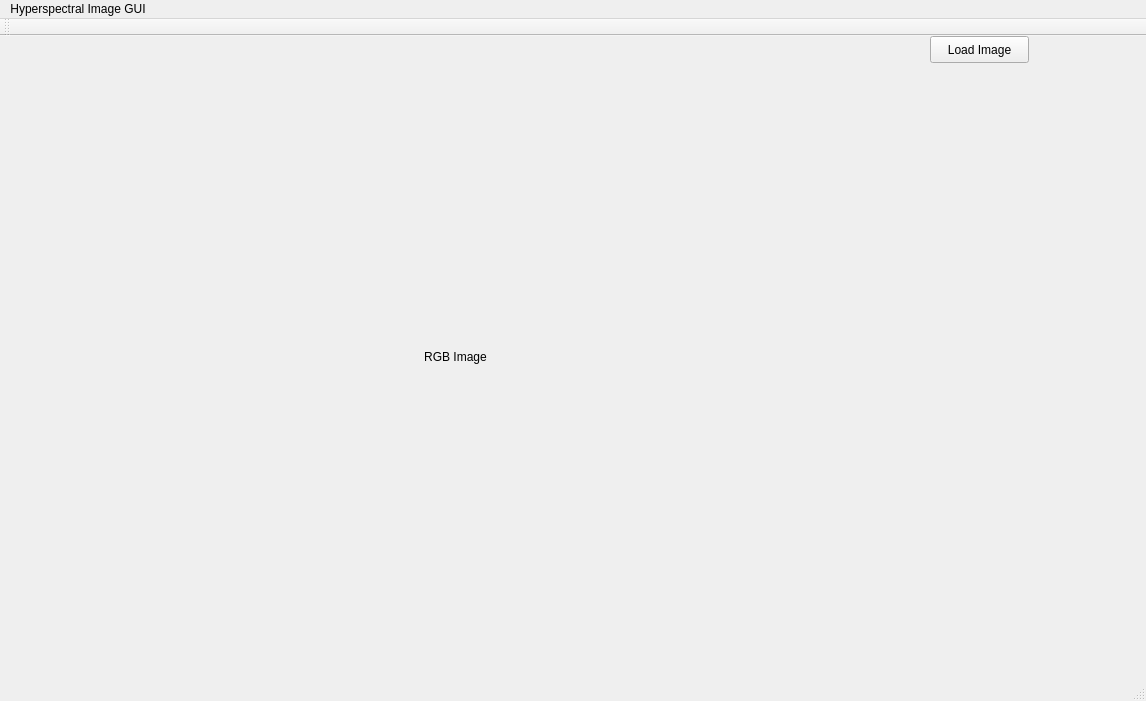
Old version of the form HSI_GUI/mainwindow.ui in the repository shong1/HSIGUI.
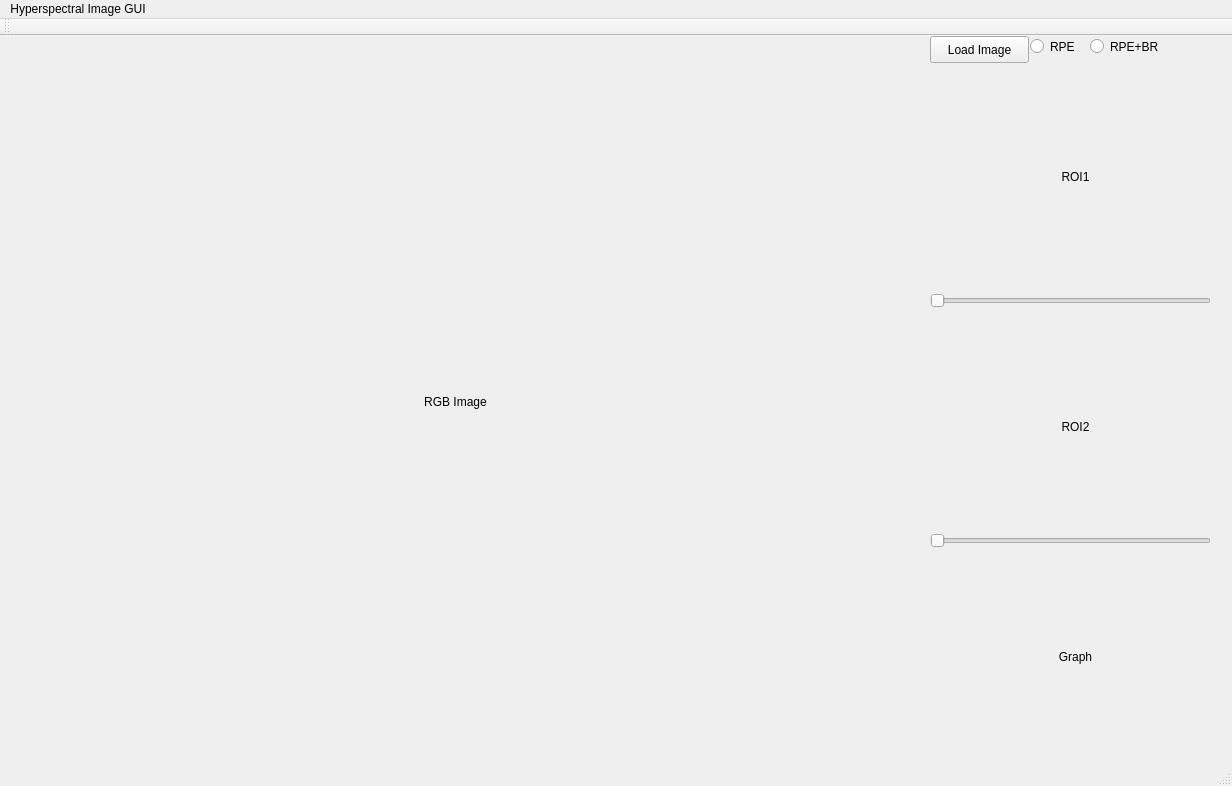
New version of the form.

```diff
--- a/HSI_GUI/mainwindow.ui
+++ b/HSI_GUI/mainwindow.ui
@@ -6,8 +6,8 @@
    <rect>
     <x>0</x>
     <y>0</y>
-    <width>1146</width>
-    <height>701</height>
+    <width>1232</width>
+    <height>786</height>
    </rect>
   </property>
   <property name="windowTitle">
@@ -20,7 +20,7 @@
       <x>10</x>
       <y>10</y>
       <width>891</width>
-      <height>621</height>
+      <height>711</height>
      </rect>
     </property>
     <property name="text">
@@ -43,14 +43,114 @@
      <string>Load Image</string>
     </property>
    </widget>
+   <widget class="QLabel" name="label_ROI_view1">
+    <property name="geometry">
+     <rect>
+      <x>940</x>
+      <y>40</y>
+      <width>271</width>
+      <height>201</height>
+     </rect>
+    </property>
+    <property name="text">
+     <string>ROI1</string>
+    </property>
+    <property name="alignment">
+     <set>Qt::AlignCenter</set>
+    </property>
+   </widget>
+   <widget class="QLabel" name="label_ROI_view2">
+    <property name="geometry">
+     <rect>
+      <x>940</x>
+      <y>290</y>
+      <width>271</width>
+      <height>201</height>
+     </rect>
+    </property>
+    <property name="text">
+     <string>ROI2</string>
+    </property>
+    <property name="alignment">
+     <set>Qt::AlignCenter</set>
+    </property>
+   </widget>
+   <widget class="QSlider" name="horizontalSlider_ROI1">
+    <property name="geometry">
+     <rect>
+      <x>930</x>
+      <y>250</y>
+      <width>281</width>
+      <height>29</height>
+     </rect>
+    </property>
+    <property name="orientation">
+     <enum>Qt::Horizontal</enum>
+    </property>
+   </widget>
+   <widget class="QSlider" name="horizontalSlider_ROI2">
+    <property name="geometry">
+     <rect>
+      <x>930</x>
+      <y>490</y>
+      <width>281</width>
+      <height>29</height>
+     </rect>
+    </property>
+    <property name="orientation">
+     <enum>Qt::Horizontal</enum>
+    </property>
+   </widget>
+   <widget class="QLabel" name="label_graph_view">
+    <property name="geometry">
+     <rect>
+      <x>940</x>
+      <y>520</y>
+      <width>271</width>
+      <height>201</height>
+     </rect>
+    </property>
+    <property name="text">
+     <string>Graph</string>
+    </property>
+    <property name="alignment">
+     <set>Qt::AlignCenter</set>
+    </property>
+   </widget>
+   <widget class="QRadioButton" name="radioButton_RPE">
+    <property name="geometry">
+     <rect>
+      <x>1030</x>
+      <y>0</y>
+      <width>51</width>
+      <height>21</height>
+     </rect>
+    </property>
+    <property name="text">
+     <string>RPE</string>
+    </property>
+   </widget>
+   <widget class="QRadioButton" name="radioButton_RPEBR">
+    <property name="geometry">
+     <rect>
+      <x>1090</x>
+      <y>0</y>
+      <width>81</width>
+      <height>21</height>
+     </rect>
+    </property>
+    <property name="text">
+     <string>RPE+BR</string>
+    </property>
+   </widget>
   </widget>
   <widget class="QMenuBar" name="menuBar">
    <property name="geometry">
     <rect>
      <x>0</x>
      <y>0</y>
-     <width>1146</width>
-     <height>25</height>
+     <width>1232</width>
+     <height>24</height>
     </rect>
    </property>
    <widget class="QMenu" name="menuHyperspectral_Image_GUI">
```
